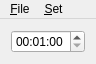
Qt form Timer/mainwindow.ui (edvelezg/viper-sugui) before a commit.
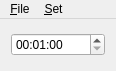
The same form after that commit.

```diff
--- a/Timer/mainwindow.ui
+++ b/Timer/mainwindow.ui
@@ -9,8 +9,8 @@
    <rect>
     <x>0</x>
     <y>0</y>
-    <width>89</width>
-    <height>59</height>
+    <width>116</width>
+    <height>71</height>
    </rect>
   </property>
   <property name="sizePolicy">
@@ -67,8 +67,8 @@
     <rect>
      <x>0</x>
      <y>0</y>
-     <width>89</width>
-     <height>21</height>
+     <width>116</width>
+     <height>22</height>
     </rect>
    </property>
    <widget class="QMenu" name="menu_File">
```
Left out of the diff: 19 changed lines with no effect on the pictures.
